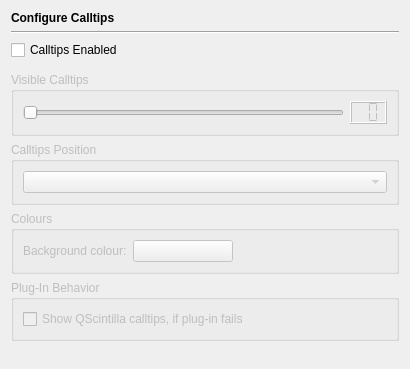
Above: Preferences/ConfigurationPages/EditorCalltipsPage.ui from testmana2/test before the change. Below: the same form after it.
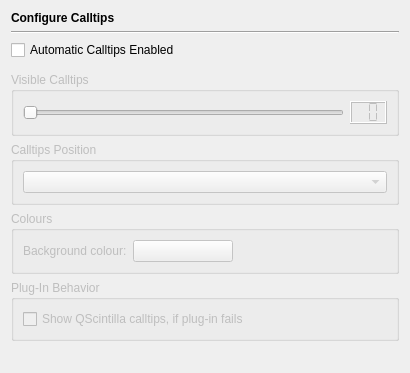
That is the form after the change.

The edit to the form file:
```diff
--- a/Preferences/ConfigurationPages/EditorCalltipsPage.ui
+++ b/Preferences/ConfigurationPages/EditorCalltipsPage.ui
@@ -6,8 +6,8 @@
    <rect>
     <x>0</x>
     <y>0</y>
-    <width>406</width>
-    <height>369</height>
+    <width>408</width>
+    <height>373</height>
    </rect>
   </property>
   <layout class="QVBoxLayout" name="verticalLayout_3">
@@ -37,7 +37,7 @@
       <string>Select this to enable calltips</string>
      </property>
      <property name="text">
-      <string>Calltips Enabled</string>
+      <string>Automatic Calltips Enabled</string>
      </property>
     </widget>
    </item>
```
Left out of the diff: 11 changed lines with no effect on the pictures.
